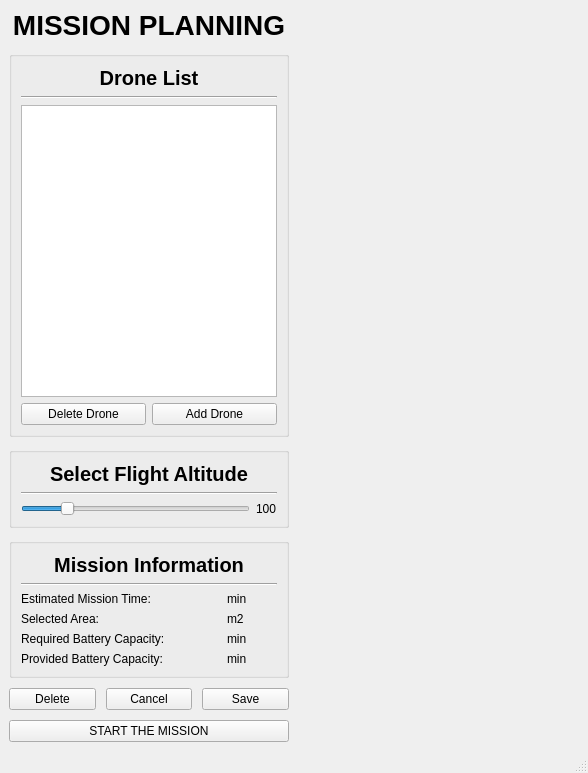
cmpe-DroneLab/GeoFly3D, file UI/preflight2.ui: the form before one commit.
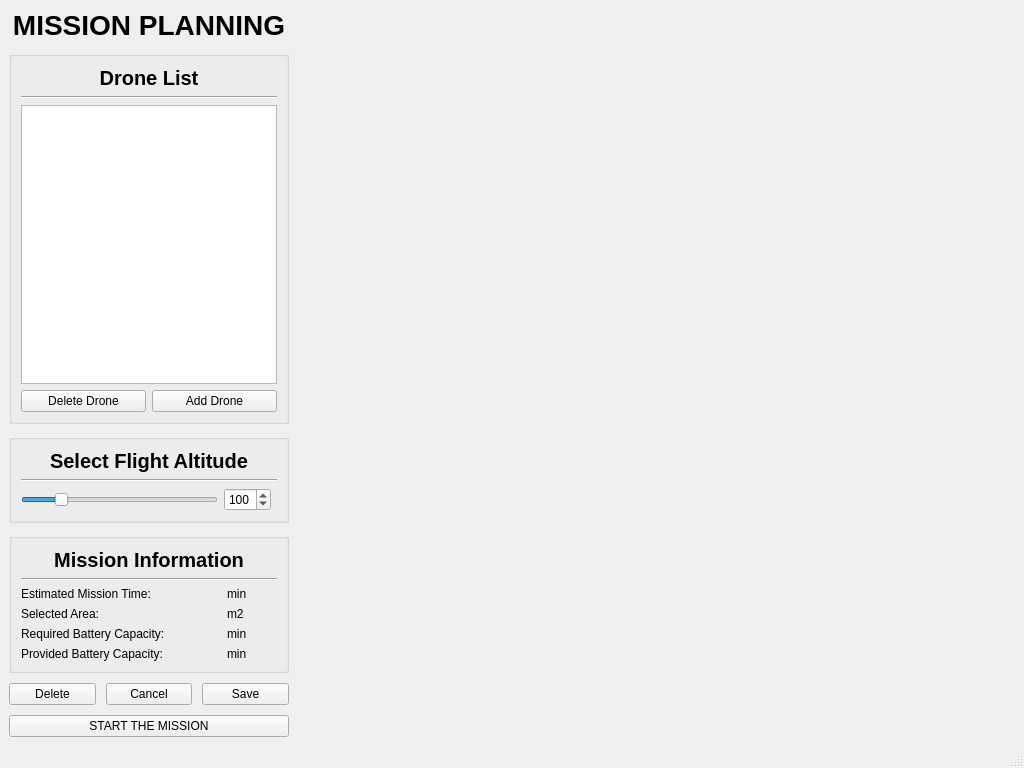
The form after the commit.

Commit message: Altitude label replaced with spinbox

The edit to the form file:
```diff
--- a/UI/preflight2.ui
+++ b/UI/preflight2.ui
@@ -6,8 +6,8 @@
    <rect>
     <x>0</x>
     <y>0</y>
-    <width>588</width>
-    <height>773</height>
+    <width>1024</width>
+    <height>768</height>
    </rect>
   </property>
   <property name="windowTitle">
@@ -98,6 +98,13 @@
       <item>
        <widget class="QGroupBox" name="gb_resolution">
         <layout class="QGridLayout" name="gridLayout_2">
+         <item row="1" column="0" colspan="3">
+          <widget class="Line" name="line">
+           <property name="orientation">
+            <enum>Qt::Horizontal</enum>
+           </property>
+          </widget>
+         </item>
          <item row="2" column="0">
           <widget class="QSlider" name="slider_altitude">
            <property name="minimum">
@@ -114,14 +121,7 @@
            </property>
           </widget>
          </item>
-         <item row="2" column="1">
-          <widget class="QLabel" name="label_altitude_value">
-           <property name="text">
-            <string>100</string>
-           </property>
-          </widget>
-         </item>
-         <item row="0" column="0" colspan="2">
+         <item row="0" column="0" colspan="3">
           <widget class="QLabel" name="label_altitude">
            <property name="font">
             <font>
@@ -137,10 +137,16 @@
            </property>
           </widget>
          </item>
-         <item row="1" column="0" colspan="2">
-          <widget class="Line" name="line">
-           <property name="orientation">
-            <enum>Qt::Horizontal</enum>
+         <item row="2" column="1">
+          <widget class="QSpinBox" name="spinbox_altitude">
+           <property name="minimum">
+            <number>10</number>
+           </property>
+           <property name="maximum">
+            <number>500</number>
+           </property>
+           <property name="value">
+            <number>100</number>
            </property>
           </widget>
          </item>
```
Left out of the diff: 2 changed lines with no effect on the pictures. The commit also changes 2 other files.
